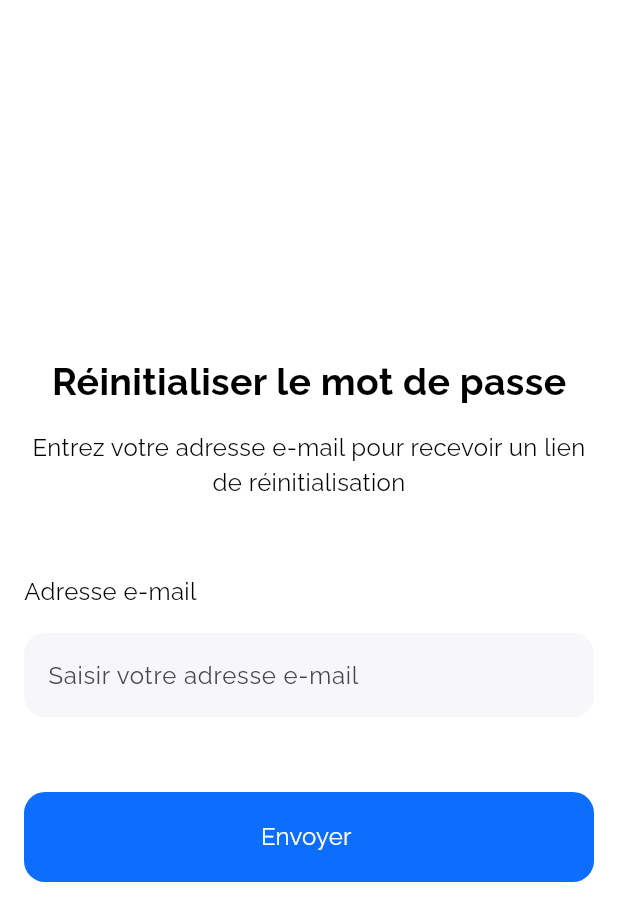
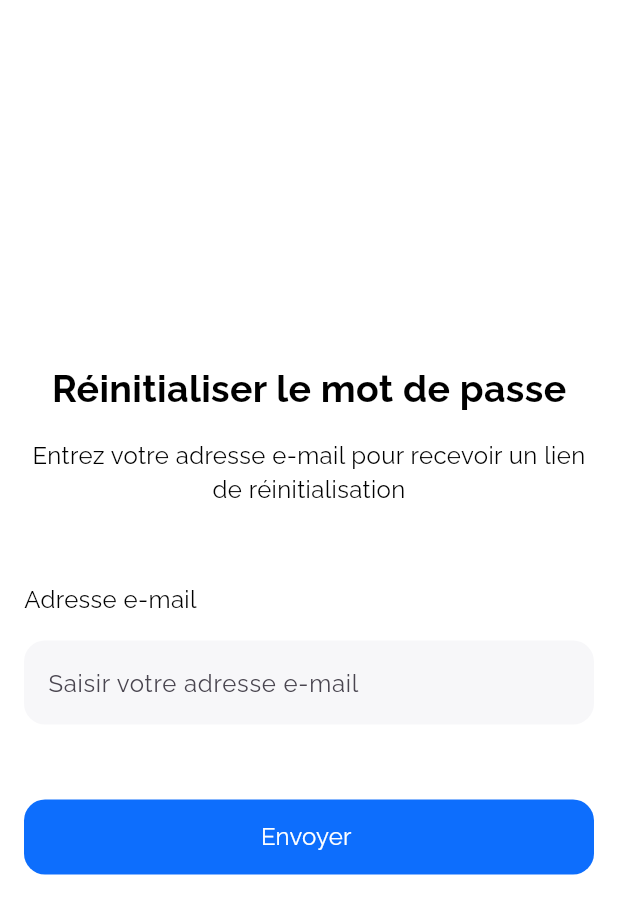
Before and after one commit to Ymas0908/e-Tix-, a Flutter app: the ResetPassword screen opened directly, on a phone screen of 412 x 824 dp. Shown: the top 921 px of the screen. Run offline on Flutter 3.47's test engine with Material 3 defaults, Android fonts, the phone set to English and light mode, and no system bars; our stand-ins replace firebase_auth, firebase_core, flutter_svg, fluttertoast, google_fonts; accounts and stored records are empty.

Commit message:
" 2e update 06/09/24"

```diff
--- a/lib/composants/LoadingDialog.dart
+++ b/lib/composants/LoadingDialog.dart
@@ -20,7 +20,7 @@ class LoadingDialog extends StatelessWidget {
             const SizedBox(height: 20),
             Text(
               message,
-              style: const TextStyle(fontSize: 16),
+              style: const TextStyle(fontSize: 17),
               textAlign: TextAlign.center,
             ),
           ],
--- a/lib/pages/pageacceuil.dart
+++ b/lib/pages/pageacceuil.dart
@@ -52,7 +52,7 @@ class Pageacceuil extends StatelessWidget {
               ),
               _signin(context),
               const SizedBox(
-                height: 50,
+                height: 51,
               ),
               _signup(context)
             ],
--- a/lib/pages/resetpassword/resetpassaword.dart
+++ b/lib/pages/resetpassword/resetpassaword.dart
@@ -118,7 +118,7 @@ class _ResetPasswordState extends State<ResetPassword> {
         shape: RoundedRectangleBorder(
           borderRadius: BorderRadius.circular(14),
         ),
-        minimumSize: const Size(double.infinity, 60),
+        minimumSize: const Size(double.infinity, 50),
         elevation: 0,
       ),
       onPressed: () {
```
